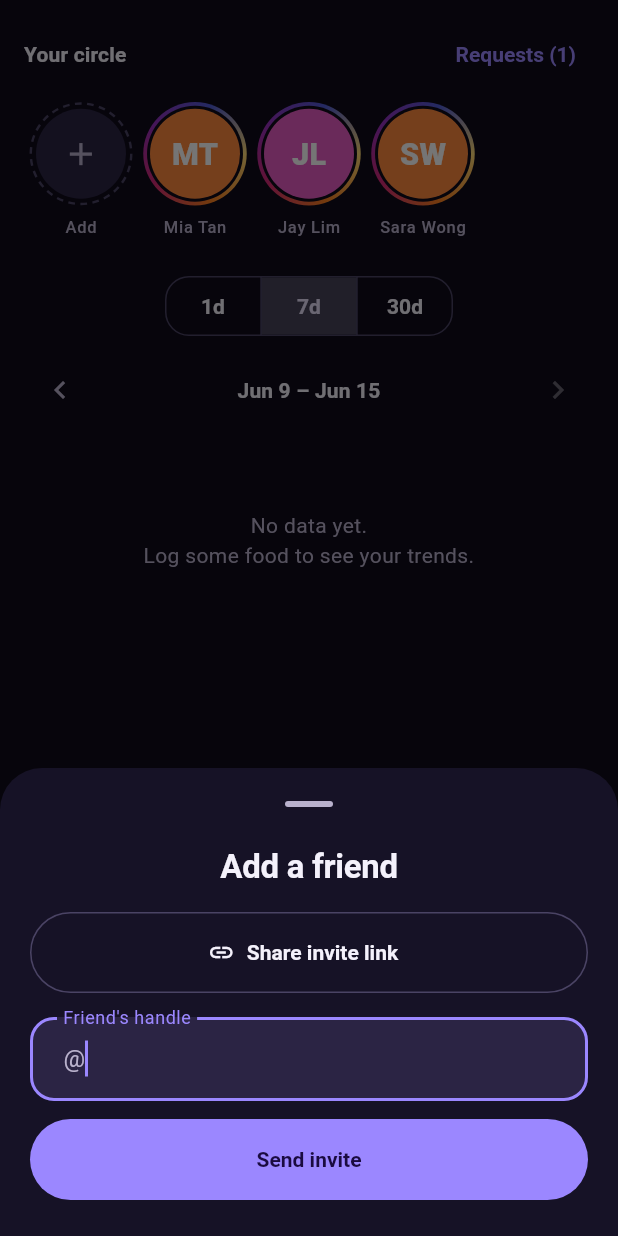
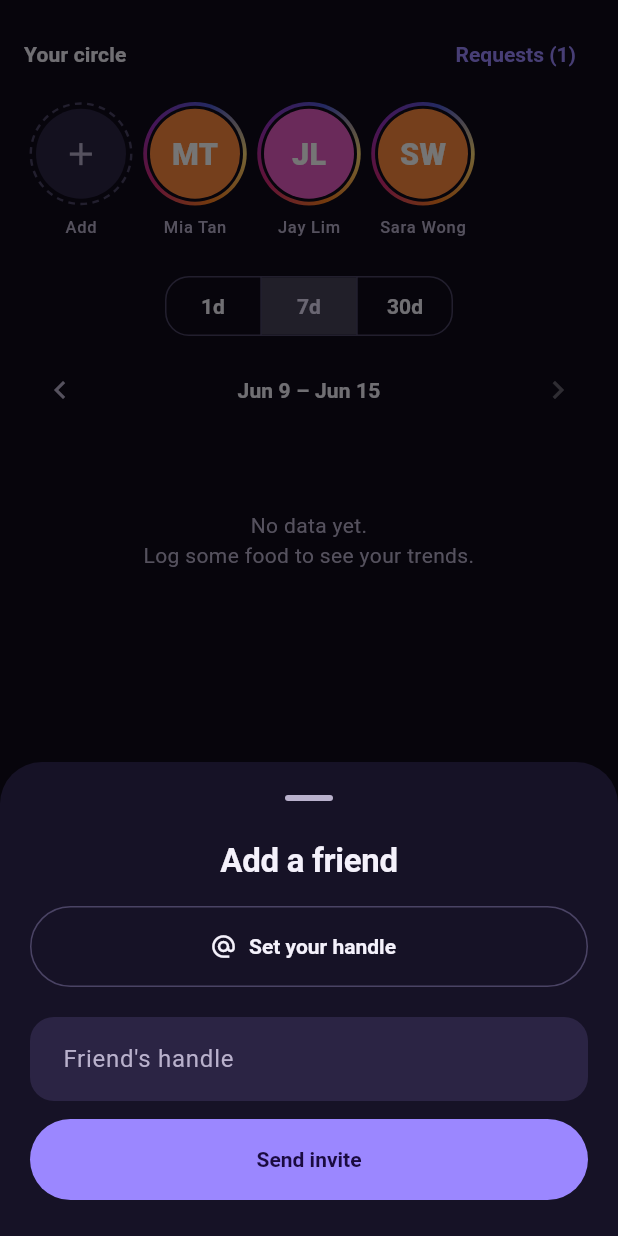
Before and after one commit to PETERDMYAN/food-at-peace, a Flutter app: the HomeShell screen opened directly, item 2 of the bottom bar chosen, after a tap on the "add" icon, on a phone screen of 412 x 824 dp. Run offline on Flutter 3.47's test engine with Material 3 defaults, Android fonts, the phone set to English and light mode, and no system bars; our stand-ins replace flutter_local_notifications, flutter_riverpod, flutter_secure_storage, flutter_timezone, geolocator, image_picker and 4 more; missing offline and left inert: health; accounts and stored records are empty; network calls fail; statements that could not run were skipped.

Commit message:
v2: Circle — your own @handle (view / set / copy), real invite loop
Surfaces the user's Circle handle so friends can actually add them, replacing the
old hard-coded fake "share invite link":
- providers.dart: myCircleHandleProvider + CircleNotifier.setHandle (validates,
  stores locally so it works offline, registers with the backend when signed in,
  reports a 409 clash). _ensureHandle now honours a user-chosen handle.
- circle_strip.dart: the invite sheet shows "Your handle: @x" with copy + edit
  (or "Set your handle" when unset), alongside the existing invite-by-handle.
- l10n: yourHandle / setHandle / handleHint / handleCopied / handleSaved /
  handleTaken / handleInvalid / handleError (en + zh).

Purely additive to the v2-only /circle/* endpoints — no production contract
touched (per the production-safety skill). Offline handle path is unit-tested
(+3); Flutter 90 + analyze clean; the Circle integration test still passes.
The signed-in registration path needs a real device (Apple ID), as before.

Co-Authored-By: Claude Opus 4.8 (1M context) <noreply@anthropic.com>

```diff
--- a/lib/l10n/app_en.arb
+++ b/lib/l10n/app_en.arb
@@ -433,6 +433,20 @@
   "@inviteSent": {
     "placeholders": { "handle": { "type": "String" } }
   },
+  "yourHandle": "Your handle",
+  "setHandle": "Set your handle",
+  "handleHint": "letters, numbers or _",
+  "handleCopied": "Copied {handle}",
+  "@handleCopied": {
+    "placeholders": { "handle": { "type": "String" } }
+  },
+  "handleSaved": "You're {handle} — share it so friends can add you",
+  "@handleSaved": {
+    "placeholders": { "handle": { "type": "String" } }
+  },
+  "handleTaken": "That handle is taken — try another",
+  "handleInvalid": "Use 2–20 letters, numbers or _",
+  "handleError": "Couldn't save your handle — try again",
   "todayLabel": "Today",
   "streakLabel": "Streak",
   "streakDays": "{count} days",
--- a/lib/l10n/app_localizations.dart
+++ b/lib/l10n/app_localizations.dart
@@ -1658,6 +1658,54 @@ abstract class AppLocalizations {
   /// **'Invite sent to {handle}'**
   String inviteSent(String handle);
 
+  /// No description provided for @yourHandle.
+  ///
+  /// In en, this message translates to:
+  /// **'Your handle'**
+  String get yourHandle;
+
+  /// No description provided for @setHandle.
+  ///
+  /// In en, this message translates to:
+  /// **'Set your handle'**
+  String get setHandle;
+
+  /// No description provided for @handleHint.
+  ///
+  /// In en, this message translates to:
+  /// **'letters, numbers or _'**
+  String get handleHint;
+
+  /// No description provided for @handleCopied.
+  ///
+  /// In en, this message translates to:
+  /// **'Copied {handle}'**
+  String handleCopied(String handle);
+
+  /// No description provided for @handleSaved.
+  ///
+  /// In en, this message translates to:
+  /// **'You\'re {handle} — share it so friends can add you'**
+  String handleSaved(String handle);
+
+  /// No description provided for @handleTaken.
+  ///
+  /// In en, this message translates to:
+  /// **'That handle is taken — try another'**
+  String get handleTaken;
+
+  /// No description provided for @handleInvalid.
+  ///
+  /// In en, this message translates to:
+  /// **'Use 2–20 letters, numbers or _'**
+  String get handleInvalid;
+
+  /// No description provided for @handleError.
+  ///
+  /// In en, this message translates to:
+  /// **'Couldn\'t save your handle — try again'**
+  String get handleError;
+
   /// No description provided for @todayLabel.
   ///
   /// In en, this message translates to:
--- a/lib/l10n/app_localizations_en.dart
+++ b/lib/l10n/app_localizations_en.dart
@@ -892,6 +892,34 @@ class AppLocalizationsEn extends AppLocalizations {
   }
 
   @override
+  String get yourHandle => 'Your handle';
+
+  @override
+  String get setHandle => 'Set your handle';
+
+  @override
+  String get handleHint => 'letters, numbers or _';
+
+  @override
+  String handleCopied(String handle) {
+    return 'Copied $handle';
+  }
+
+  @override
+  String handleSaved(String handle) {
+    return 'You\'re $handle — share it so friends can add you';
+  }
+
+  @override
+  String get handleTaken => 'That handle is taken — try another';
+
+  @override
+  String get handleInvalid => 'Use 2–20 letters, numbers or _';
+
+  @override
+  String get handleError => 'Couldn\'t save your handle — try again';
+
+  @override
   String get todayLabel => 'Today';
 
   @override
--- a/lib/l10n/app_zh.arb
+++ b/lib/l10n/app_zh.arb
@@ -274,6 +274,14 @@
   "inviteHandleLabel": "好友的用户名",
   "inviteSend": "发送邀请",
   "inviteSent": "已向 {handle} 发送邀请",
+  "yourHandle": "我的用户名",
+  "setHandle": "设置用户名",
+  "handleHint": "字母、数字或下划线",
+  "handleCopied": "已复制 {handle}",
+  "handleSaved": "你的用户名是 {handle}，分享给好友即可添加你",
+  "handleTaken": "该用户名已被占用，换一个试试",
+  "handleInvalid": "请使用 2–20 个字母、数字或下划线",
+  "handleError": "保存用户名失败，请重试",
   "todayLabel": "今天",
   "streakLabel": "连续天数",
   "streakDays": "{count} 天",
--- a/lib/src/features/circle/circle_strip.dart
+++ b/lib/src/features/circle/circle_strip.dart
@@ -51,9 +51,9 @@ class CircleStrip extends ConsumerWidget {
                 avatar: StoryAvatar(
                   icon: Icons.add,
                   ring: false,
-                  onTap: () => showInviteSheet(context, ref),
+                  onTap: () => showInviteSheet(context),
                 ),
-                onTap: () => showInviteSheet(context, ref),
+                onTap: () => showInviteSheet(context),
               ),
               for (final f in connected)
                 _AvatarColumn(
@@ -118,25 +118,23 @@ class _AvatarColumn extends StatelessWidget {
 // Invite sheet
 // ---------------------------------------------------------------------------
 
-Future<void> showInviteSheet(BuildContext context, WidgetRef ref) {
+Future<void> showInviteSheet(BuildContext context) {
   return showModalBottomSheet<void>(
     context: context,
     isScrollControlled: true,
     showDragHandle: true,
-    builder: (_) => _InviteSheet(parentRef: ref),
+    builder: (_) => const _InviteSheet(),
   );
 }
 
-class _InviteSheet extends StatefulWidget {
-  const _InviteSheet({required this.parentRef});
-
-  final WidgetRef parentRef;
+class _InviteSheet extends ConsumerStatefulWidget {
+  const _InviteSheet();
 
   @override
-  State<_InviteSheet> createState() => _InviteSheetState();
+  ConsumerState<_InviteSheet> createState() => _InviteSheetState();
 }
 
-class _InviteSheetState extends State<_InviteSheet> {
+class _InviteSheetState extends ConsumerState<_InviteSheet> {
   final _handle = TextEditingController();
 
   @override
@@ -149,6 +147,7 @@ class _InviteSheetState extends State<_InviteSheet> {
   Widget build(BuildContext context) {
     final t = AppLocalizations.of(context);
     final messenger = ScaffoldMessenger.of(context);
+    final myHandle = ref.watch(myCircleHandleProvider);
     return SafeArea(
       child: Padding(
         padding: EdgeInsets.fromLTRB(
@@ -167,25 +166,14 @@ class _InviteSheetState extends State<_InviteSheet> {
               style: Theme.of(context).textTheme.titleLarge,
             ),
             const SizedBox(height: 16),
-            OutlinedButton.icon(
-              onPressed: () {
-                Clipboard.setData(
-                  const ClipboardData(
-                    text: 'https://foodatpeace.app/i/abc123',
-                  ),
-                );
-                Navigator.pop(context);
-                messenger.showSnackBar(
-                  SnackBar(content: Text(t.inviteLinkCopied)),
-                );
-              },
-              icon: const Icon(Icons.link),
-              label: Text(t.inviteShareLink),
+            // The user's own @handle — friends add them with this.
+            _MyHandleCard(
+              handle: myHandle,
+              onEdit: () => _editHandle(t, messenger),
             ),
-            const SizedBox(height: 16),
+            const SizedBox(height: 20),
             TextField(
               controller: _handle,
-              autofocus: true,
               decoration: InputDecoration(
                 labelText: t.inviteHandleLabel,
                 prefixText: '@',
@@ -206,10 +194,124 @@ class _InviteSheetState extends State<_InviteSheet> {
   void _send(AppLocalizations t, ScaffoldMessengerState messenger) {
     final handle = _handle.text.trim();
     if (handle.isEmpty) return;
-    widget.parentRef.read(circleProvider.notifier).invite(handle);
+    ref.read(circleProvider.notifier).invite(handle);
     Navigator.pop(context);
     messenger.showSnackBar(
       SnackBar(content: Text(t.inviteSent('@${handle.replaceAll('@', '')}'))),
+    );
+  }
+
+  Future<void> _editHandle(
+    AppLocalizations t,
+    ScaffoldMessengerState messenger,
+  ) async {
+    final controller = TextEditingController(
+      text: ref.read(myCircleHandleProvider) ?? '',
+    );
+    final submitted = await showDialog<String>(
+      context: context,
+      builder: (ctx) => AlertDialog(
+        title: Text(t.setHandle),
+        content: TextField(
+          controller: controller,
+          autofocus: true,
+          decoration: InputDecoration(
+            prefixText: '@',
+            helperText: t.handleHint,
+          ),
+          onSubmitted: (v) => Navigator.pop(ctx, v),
+        ),
+        actions: [
+          TextButton(
+            onPressed: () => Navigator.pop(ctx),
+            child: Text(t.cancel),
+          ),
+          FilledButton(
+            onPressed: () => Navigator.pop(ctx, controller.text),
+            child: Text(t.save),
+          ),
+        ],
+      ),
+    );
+    controller.dispose();
+    if (submitted == null || submitted.trim().isEmpty) return;
+    final outcome = await ref.read(circleProvider.notifier).setHandle(submitted);
+    if (!mounted) return;
+    final cleaned = '@${submitted.trim().replaceAll('@', '').toLowerCase()}';
+    final msg = switch (outcome) {
+      SetHandleResult.ok => t.handleSaved(cleaned),
+      SetHandleResult.taken => t.handleTaken,
+      SetHandleResult.invalid => t.handleInvalid,
+      SetHandleResult.error => t.handleError,
+    };
+    messenger.showSnackBar(SnackBar(content: Text(msg)));
+  }
+}
+
+/// Shows the viewer's own @handle (with copy + edit), or a "set your handle"
+/// button when they haven't picked one yet.
+class _MyHandleCard extends StatelessWidget {
+  const _MyHandleCard({required this.handle, required this.onEdit});
+
+  final String? handle;
+  final VoidCallback onEdit;
+
+  @override
+  Widget build(BuildContext context) {
+    final t = AppLocalizations.of(context);
+    final scheme = Theme.of(context).colorScheme;
+    if (handle == null) {
+      return OutlinedButton.icon(
+        onPressed: onEdit,
+        icon: const Icon(Icons.alternate_email),
+        label: Text(t.setHandle),
+      );
+    }
+    final at = '@$handle';
+    return Container(
+      padding: const EdgeInsets.fromLTRB(14, 8, 4, 8),
+      decoration: BoxDecoration(
+        color: scheme.surfaceContainerHighest.withValues(alpha: 0.5),
+        borderRadius: BorderRadius.circular(14),
+      ),
+      child: Row(
+        children: [
+          Expanded(
+            child: Column(
+              crossAxisAlignment: CrossAxisAlignment.start,
+              children: [
+                Text(
+                  t.yourHandle,
+                  style: Theme.of(context).textTheme.labelSmall?.copyWith(
+                    color: scheme.onSurfaceVariant,
+                  ),
+                ),
+                Text(
+                  at,
+                  style: Theme.of(context).textTheme.titleMedium?.copyWith(
+                    fontWeight: FontWeight.w700,
+                  ),
+                ),
+              ],
+            ),
+          ),
+          IconButton(
+            tooltip: t.setHandle,
+            icon: const Icon(Icons.edit_outlined),
+            onPressed: onEdit,
+          ),
+          IconButton(
+            tooltip: t.yourHandle,
+            icon: const Icon(Icons.copy),
+            onPressed: () {
+              Clipboard.setData(ClipboardData(text: at));
+              ScaffoldMessenger.of(context).showSnackBar(
+                SnackBar(content: Text(t.handleCopied(at))),
+              );
+            },
+          ),
+        ],
+      ),
     );
   }
 }
--- a/lib/src/providers/providers.dart
+++ b/lib/src/providers/providers.dart
@@ -759,6 +759,7 @@ class CircleNotifier extends Notifier<List<Friend>> {
   static const _key = 'circle_v1';
   static const _seededKey = 'circle_seeded';
   static const _handleSetKey = 'circle_handle_set';
+  static const _myHandleKey = 'circle_my_handle';
 
   SharedPreferences get _prefs => ref.read(sharedPreferencesProvider);
   String? get _token => ref.read(authProvider)?.token;
@@ -824,18 +825,55 @@ class CircleNotifier extends Notifier<List<Friend>> {
     return h;
   }
 
-  /// Claim a handle once (derived from the profile name; add a suffix on clash).
+  /// Ensure a handle is claimed on the backend. Uses the handle the user chose
+  /// (if any); otherwise derives one from the profile name, adding a numeric
+  /// suffix on a clash. Idempotent via [_handleSetKey].
   Future<void> _ensureHandle(CircleClient client, String token) async {
-    if (_prefs.getBool(_handleSetKey) ?? false) return;
+    if (_prefs.getBool(_handleSetKey) ?? false) {
+      final saved = _prefs.getString(_myHandleKey);
+      if (saved != null) ref.read(myCircleHandleProvider.notifier).set(saved);
+      return;
+    }
     final name = ref.read(profileProvider).name;
-    final base = _deriveHandle();
-    var code = await client.register(token, base, name: name);
-    if (code == 409) {
-      final suffix =
-          (DateTime.now().microsecondsSinceEpoch % 9000 + 1000).toString();
-      code = await client.register(token, '$base$suffix', name: name);
+    final chosen = _prefs.getString(_myHandleKey);
+    var handle = chosen ?? _deriveHandle();
+    var code = await client.register(token, handle, name: name);
+    if (code == 409 && chosen == null) {
+      handle = '$handle${DateTime.now().microsecondsSinceEpoch % 9000 + 1000}';
+      code = await client.register(token, handle, name: name);
     }
-    if (code == 200) await _prefs.setBool(_handleSetKey, true);
+    if (code == 200) {
+      await _prefs.setString(_myHandleKey, handle);
+      await _prefs.setBool(_handleSetKey, true);
+      ref.read(myCircleHandleProvider.notifier).set(handle);
+    }
+  }
+
+  /// Set (or change) the user's own @handle so friends can add them. Validated
+  /// locally, stored immediately (works offline), and registered with the
+  /// backend when signed in — reporting a clash so the UI can prompt for
+  /// another. Mirrors the server's handle rules.
+  Future<SetHandleResult> setHandle(String raw) async {
+    final handle = raw.trim().replaceAll('@', '').toLowerCase();
+    if (!RegExp(r'^[a-z0-9_]{2,20}$').hasMatch(handle)) {
+      return SetHandleResult.invalid;
+    }
+    if (_online) {
+      try {
+        final code = await ref
+            .read(circleClientProvider)
+            .register(_token!, handle, name: ref.read(profileProvider).name);
+        if (code == 409) return SetHandleResult.taken;
+        if (code != 200) return SetHandleResult.error;
+      } catch (_) {
+        return SetHandleResult.error;
+      }
+    }
+    await _prefs.setString(_myHandleKey, handle);
+    await _prefs.setBool(_handleSetKey, true);
+    ref.read(myCircleHandleProvider.notifier).set(handle);
+    if (_online) await _refresh();
+    return SetHandleResult.ok;
   }
 
   Future<void> _refresh() async {
@@ -922,6 +960,30 @@ class CircleNotifier extends Notifier<List<Friend>> {
   }
 }
 
+/// Outcome of [CircleNotifier.setHandle].
+enum SetHandleResult { ok, taken, invalid, error }
+
+/// The user's own Circle @handle (bare, no leading @), or null if unset.
+/// Backed by prefs; written through [CircleNotifier] so the UI reacts.
+class MyCircleHandleNotifier extends Notifier<String?> {
+  @override
+  String? build() {
+    final h = ref
+        .read(sharedPreferencesProvider)
+        .getString(CircleNotifier._myHandleKey);
+    return (h == null || h.isEmpty) ? null : h;
+  }
+
+  void set(String? handle) {
+    state = (handle == null || handle.isEmpty) ? null : handle;
+  }
+}
+
+final myCircleHandleProvider =
+    NotifierProvider<MyCircleHandleNotifier, String?>(
+      MyCircleHandleNotifier.new,
+    );
+
 final circleClientProvider = Provider<CircleClient>(
   (ref) => CircleClient(baseUrl: proxyBaseUrl),
 );
```
Also changed, not shown: lib/l10n/app_localizations_zh.dart (+28 -0 lines), 1 other file.
